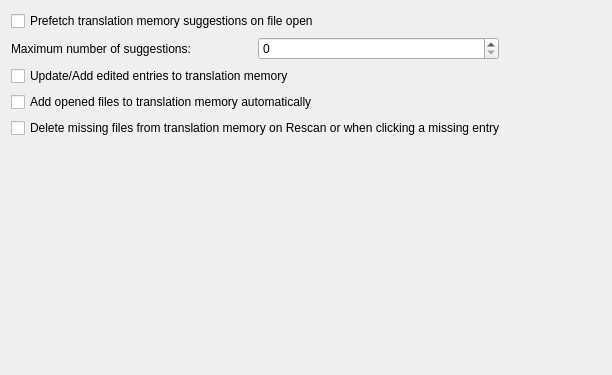
The window that src/prefs/prefs_tm.ui (KDE/lokalize) describes before a commit, drawn with Qt 5.
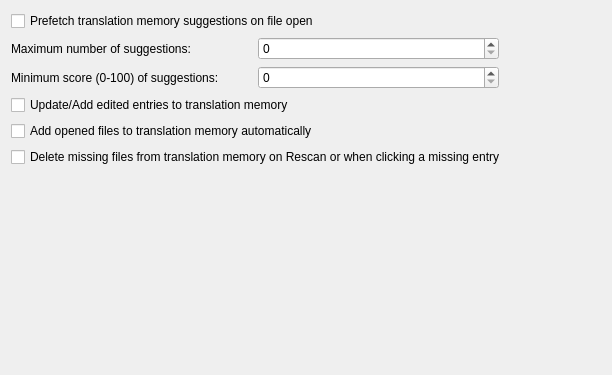
The same window after the commit.

Commit message:
Adding a minimum score setting in the TM config
Summary:
https://bugs.kde.org/show_bug.cgi?id=257719
configurable low threshold for translation memory fuzzy search results

FEATURE: 257719

Tags: #localization

Patch:
```diff
--- a/src/prefs/prefs_tm.ui
+++ b/src/prefs/prefs_tm.ui
@@ -45,7 +45,7 @@
    <item row="1" column="0" >
     <layout class="QHBoxLayout">
      <item>
-      <widget class="QLabel" name="label" >
+      <widget class="QLabel" name="label1" >
        <property name="text" >
         <string>Maximum number of suggestions:</string>
        </property>
@@ -62,7 +62,7 @@
       </widget>
      </item>
      <item>
-      <spacer name="horizontalSpacer">
+      <spacer name="horizontalSpacer1">
        <property name="orientation">
         <enum>Qt::Horizontal</enum>
        </property>
@@ -71,20 +71,54 @@
     </layout>
    </item>
    <item row="2" column="0" >
+    <layout class="QHBoxLayout">
+     <item>
+      <widget class="QLabel" name="label" >
+       <property name="text" >
+        <string>Minimum score (0-100) of suggestions:</string>
+       </property>
+      </widget>
+     </item>
+     <item>
+      <widget class="QSpinBox" name="kcfg_SuggScore" >
+       <property name="minimum">
+        <number>0</number>
+       </property>
+       <property name="maximum">
+        <number>100</number>
+       </property>
+       <property name="toolTip" >
+        <string>Set the minimum score (0-100) of suggestions</string>
+       </property>
+       <property name="whatsThis" >
+        <string>You can change the minimum score (0-100) required for suggestions, default is 0.</string>
+       </property>
+      </widget>
+     </item>
+     <item>
+      <spacer name="horizontalSpacer">
+       <property name="orientation">
+        <enum>Qt::Horizontal</enum>
+       </property>
+      </spacer>
+     </item>
+    </layout>
+   </item>
+   <item row="3" column="0" >
     <widget class="QCheckBox" name="kcfg_AutoaddTM" >
      <property name="text" >
       <string>Update/Add edited entries to translation memory</string>
      </property>
     </widget>
    </item>
-   <item row="3" column="0" >
+   <item row="4" column="0" >
     <widget class="QCheckBox" name="kcfg_ScanToTMOnOpen" >
      <property name="text" >
       <string>Add opened files to translation memory automatically</string>
      </property>
     </widget>
    </item>
-   <item row="4" column="0" >
+   <item row="5" column="0" >
     <widget class="QCheckBox" name="kcfg_DeleteFromTMOnMissing" >
      <property name="text" >
       <string>Delete missing files from translation memory on Rescan or when clicking a missing entry</string>
```
The commit also changes 5 other files.
